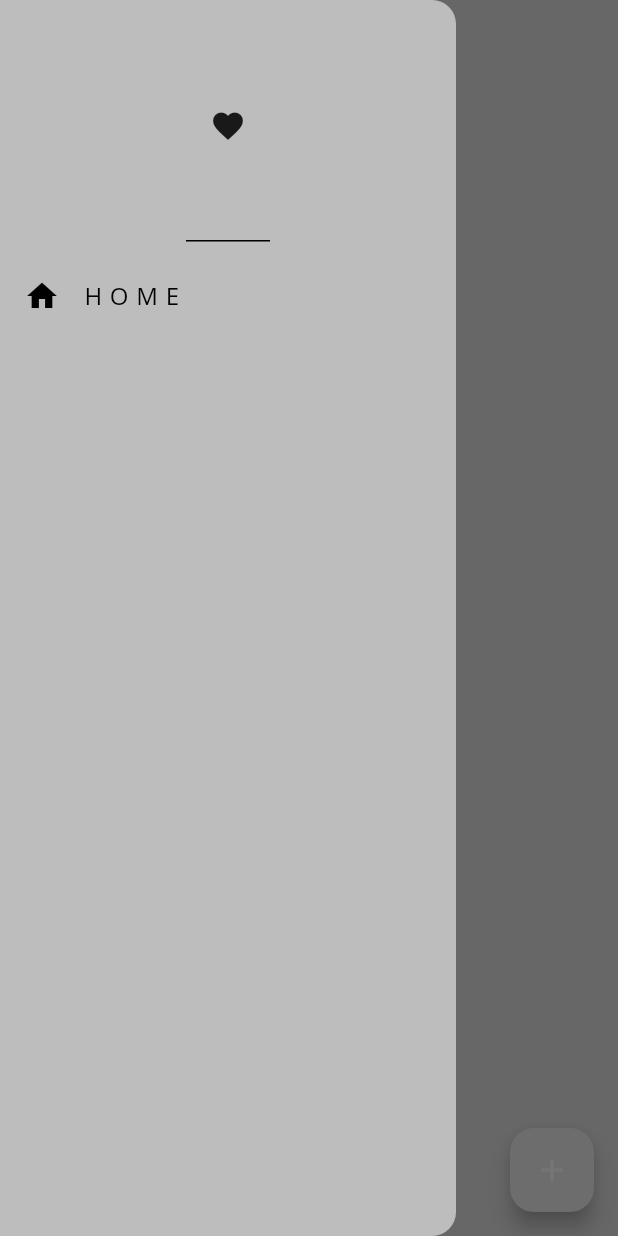
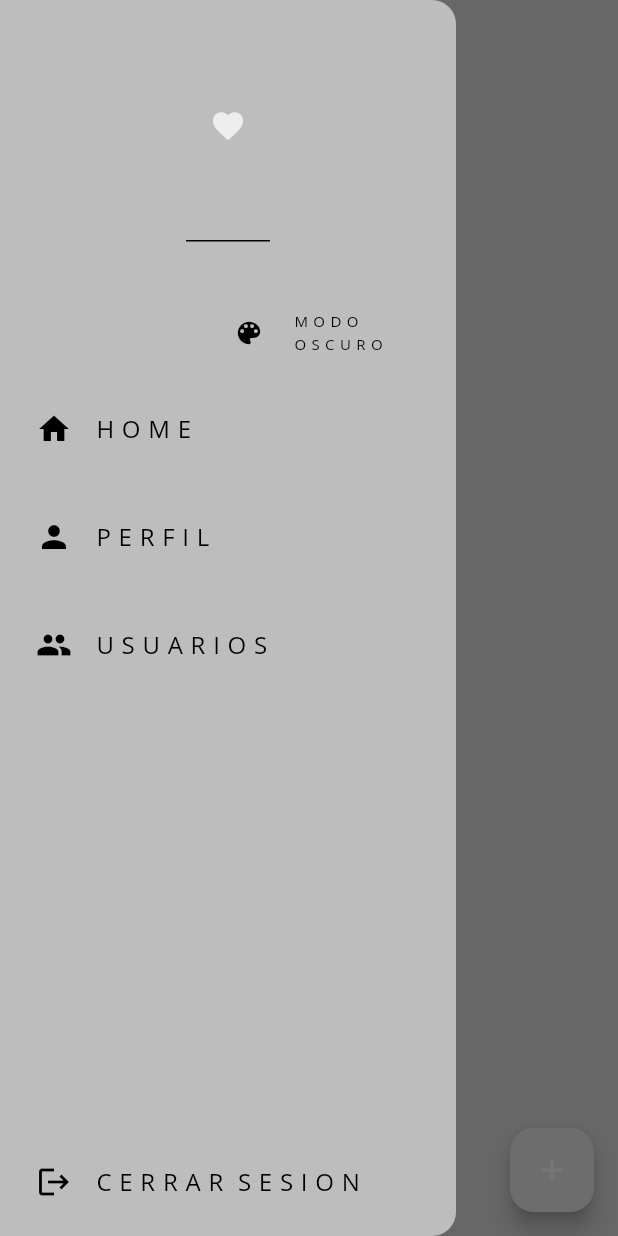
Before and after one commit to KmiloRe/crudtutorial, a Flutter app: the screen it shows once a user with an empty profile is signed in, with the side drawer open, on a phone screen of 412 x 824 dp. Run offline on Flutter 3.47's test engine with Material 3 defaults, Android fonts, the phone set to English and light mode, and no system bars; our stand-ins replace cloud_firestore, firebase_auth, firebase_core; accounts and stored records are empty; Roboto replaces fonts that are missing (Open Sans).

```diff
--- a/lib/widgets/my_drawer.dart
+++ b/lib/widgets/my_drawer.dart
@@ -1,4 +1,5 @@
 import 'package:flutter/material.dart';
+import 'package:flutter/widgets.dart';
 
 class MyDrawer extends StatelessWidget {
   const MyDrawer({super.key});
@@ -8,14 +9,36 @@ class MyDrawer extends StatelessWidget {
     return Drawer(
       backgroundColor: Theme.of(context).colorScheme.secondary,
       child: Column(
+        mainAxisAlignment: MainAxisAlignment.spaceBetween,
+        children: [
+          Column(
             children: [
               //Header
-          const DrawerHeader(
-            child: Icon(Icons.favorite),
+              DrawerHeader(
+                child: Icon(Icons.favorite,
+                    color: Theme.of(context).colorScheme.primary),
+              ),
+              const SizedBox(height: 25),
+//change color scheme
+              Padding(
+                padding: const EdgeInsets.only(left: 140),
+                child: ListTile(
+                  leading: const Icon(Icons.color_lens, size: 20),
+                  //todo cambiar texto a claro y viceversa
+                  title: const Text(
+                    'M O D O \nO S C U R O',
+                    style: TextStyle(fontSize: 10),
+                  ),
+                  onTap: () {
+                    //todo cambiar esquema de color
+                  },
+                ),
               ),
 
               //Home
-          ListTile(
+              Padding(
+                padding: const EdgeInsets.all(8.0),
+                child: ListTile(
                   leading: const Icon(Icons.home),
                   title: const Text('H O M E'),
                   onTap: () {
@@ -23,10 +46,46 @@ class MyDrawer extends StatelessWidget {
                     Navigator.pop(context);
                   },
                 ),
-
+              ),
+              //const SizedBox(height: 25),
               //Profile
+              Padding(
+                padding: const EdgeInsets.all(8.0),
+                child: ListTile(
+                  leading: const Icon(Icons.person),
+                  title: const Text('P E R F I L'),
+                  onTap: () {
+                    Navigator.pop(context);
+                    //Navigator.pushNamed(context, '/profile');
+                  },
+                ),
+              ),
 
               //Users
+              Padding(
+                padding: const EdgeInsets.all(8.0),
+                child: ListTile(
+                  leading: const Icon(Icons.people),
+                  title: const Text('U S U A R I O S'),
+                  onTap: () {
+                    Navigator.pop(context);
+                    //Navigator.pushNamed(context, '/users');
+                  },
+                ),
+              ),
+            ],
+          ),
+          //logout
+          Padding(
+            padding: const EdgeInsets.only(left: 8.0, bottom: 8.0),
+            child: ListTile(
+              leading: const Icon(Icons.logout),
+              title: const Text('C E R R A R  S E S I O N'),
+              onTap: () {
+                //todo cerrar sesion
+              },
+            ),
+          ),
         ],
       ),
     );
```
Lines whose indentation alone changed are shown as unchanged.
